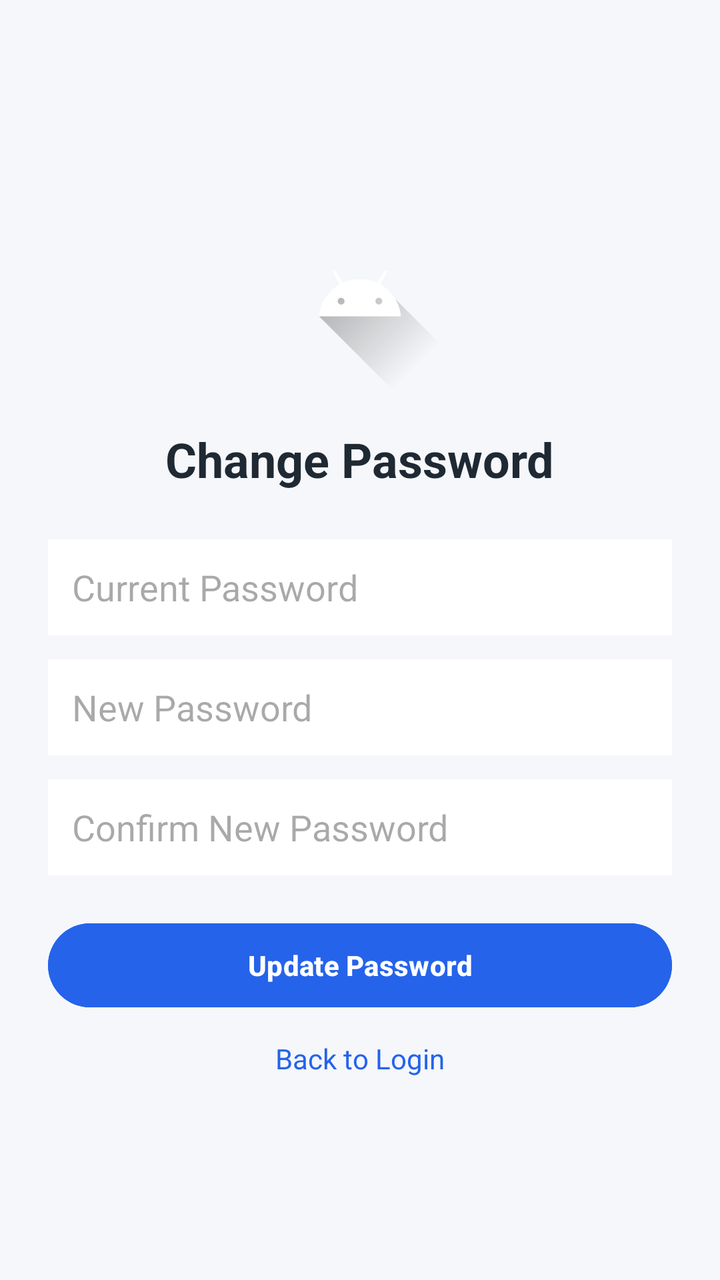
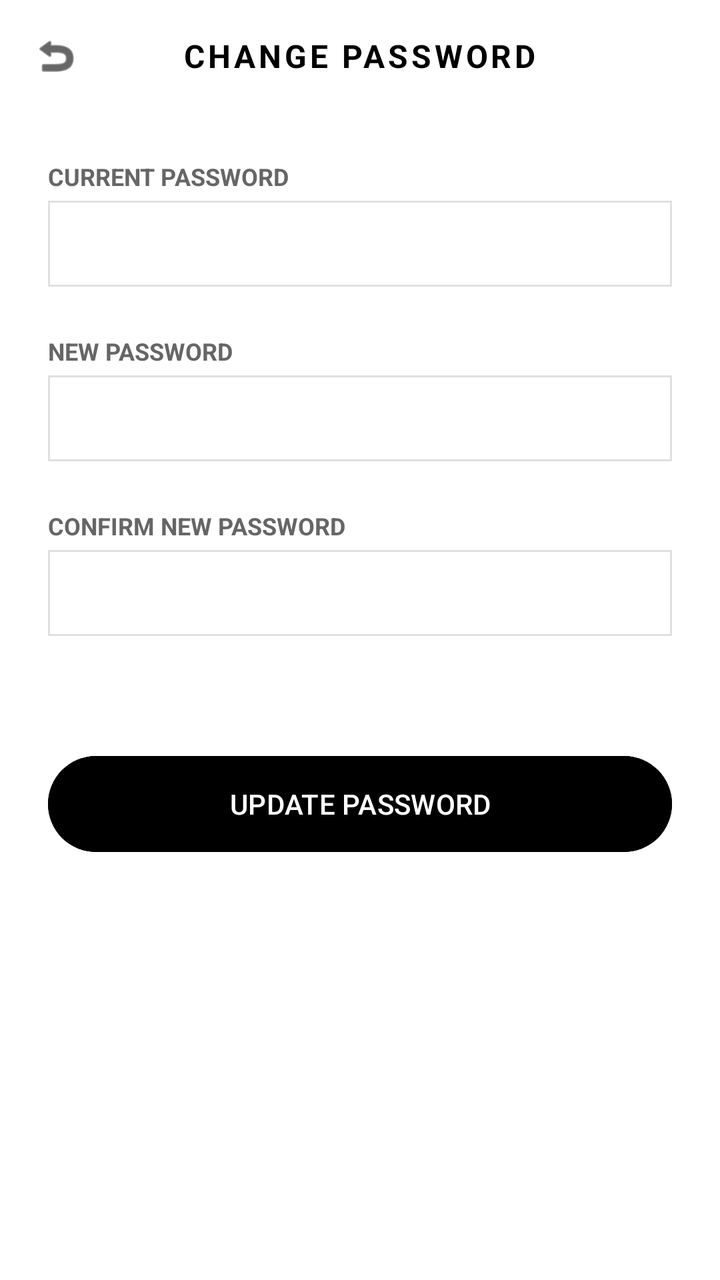

An Android layout rendered at two revisions. The XML below is the earlier revision; the diff shows what the commit changed to produce the second picture.
<!-- AndroidManifest.xml: application theme Theme.ZaloraApp -->
<!-- res/layout/activity_change_password.xml -->
<?xml version="1.0" encoding="utf-8"?>
<LinearLayout xmlns:android="http://schemas.android.com/apk/res/android"
    android:id="@+id/main"
    android:layout_width="match_parent"
    android:layout_height="match_parent"
    android:orientation="vertical"
    android:gravity="center"
    android:padding="24dp"
    android:background="#F5F7FA">

    <ImageView
        android:layout_width="96dp"
        android:layout_height="96dp"
        android:src="@drawable/ic_launcher_foreground"
        android:contentDescription="App Logo"
        android:layout_marginBottom="16dp"
        android:scaleType="centerInside"/>

    <TextView
        android:layout_width="wrap_content"
        android:layout_height="wrap_content"
        android:text="Change Password"
        android:textSize="24sp"
        android:textStyle="bold"
        android:textColor="#1F2933"
        android:layout_marginBottom="24dp"/>

    <EditText
        android:id="@+id/etCurrentPassword"
        android:layout_width="match_parent"
        android:layout_height="48dp"
        android:hint="Current Password"
        android:inputType="textPassword"
        android:background="#FFFFFF"
        android:padding="12dp"
        android:textColor="#111111"
        android:layout_marginBottom="12dp"/>

    <EditText
        android:id="@+id/etNewPassword"
        android:layout_width="match_parent"
        android:layout_height="48dp"
        android:hint="New Password"
        android:inputType="textPassword"
        android:background="#FFFFFF"
        android:padding="12dp"
        android:textColor="#111111"
        android:layout_marginBottom="12dp"/>

    <EditText
        android:id="@+id/etConfirmPassword"
        android:layout_width="match_parent"
        android:layout_height="48dp"
        android:hint="Confirm New Password"
        android:inputType="textPassword"
        android:background="#FFFFFF"
        android:padding="12dp"
        android:textColor="#111111"
        android:layout_marginBottom="20dp"/>

    <Button
        android:id="@+id/btnUpdatePassword"
        android:layout_width="match_parent"
        android:layout_height="50dp"
        android:text="Update Password"
        android:textAllCaps="false"
        android:textColor="#FFFFFF"
        android:textStyle="bold"
        android:backgroundTint="#2563EB"
        android:layout_marginBottom="12dp"/>

    <TextView
        android:id="@+id/tvBackToLogin"
        android:layout_width="wrap_content"
        android:layout_height="wrap_content"
        android:text="Back to Login"
        android:textSize="14sp"
        android:textColor="#2563EB"/>

</LinearLayout>
<!-- resources referenced by this layout -->
<resources>
  <!-- drawable ic_launcher_foreground (drawable) -->
  <vector xmlns:android="http://schemas.android.com/apk/res/android"
      xmlns:aapt="http://schemas.android.com/aapt"
      android:width="108dp"
      android:height="108dp"
      android:viewportWidth="108"
      android:viewportHeight="108">
      <path android:pathData="M31,63.928c0,0 6.4,-11 12.1,-13.1c7.2,-2.6 26,-1.4 26,-1.4l38.1,38.1L107,108.928l-32,-1L31,63.928z">
          <aapt:attr name="android:fillColor">
              <gradient
                  android:endX="85.84757"
                  android:endY="92.4963"
                  android:startX="42.9492"
                  android:startY="49.59793"
                  android:type="linear">
                  <item
                      android:color="#44000000"
                      android:offset="0.0" />
                  <item
                      android:color="#00000000"
                      android:offset="1.0" />
              </gradient>
          </aapt:attr>
      </path>
      <path
          android:fillColor="#FFFFFF"
          android:fillType="nonZero"
          android:pathData="M65.3,45.828l3.8,-6.6c0.2,-0.4 0.1,-0.9 -0.3,-1.1c-0.4,-0.2 -0.9,-0.1 -1.1,0.3l-3.9,6.7c-6.3,-2.8 -13.4,-2.8 -19.7,0l-3.9,-6.7c-0.2,-0.4 -0.7,-0.5 -1.1,-0.3C38.8,38.328 38.7,38.828 38.9,39.228l3.8,6.6C36.2,49.428 31.7,56.028 31,63.928h46C76.3,56.028 71.8,49.428 65.3,45.828zM43.4,57.328c-0.8,0 -1.5,-0.5 -1.8,-1.2c-0.3,-0.7 -0.1,-1.5 0.4,-2.1c0.5,-0.5 1.4,-0.7 2.1,-0.4c0.7,0.3 1.2,1 1.2,1.8C45.3,56.528 44.5,57.328 43.4,57.328L43.4,57.328zM64.6,57.328c-0.8,0 -1.5,-0.5 -1.8,-1.2s-0.1,-1.5 0.4,-2.1c0.5,-0.5 1.4,-0.7 2.1,-0.4c0.7,0.3 1.2,1 1.2,1.8C66.5,56.528 65.6,57.328 64.6,57.328L64.6,57.328z"
          android:strokeWidth="1"
          android:strokeColor="#00000000" />
  </vector>
  <style name="Theme.ZaloraApp" parent="Base.Theme.ZaloraApp" />
  <style name="Base.Theme.ZaloraApp" parent="Theme.Material3.DayNight.NoActionBar">
          
          
      </style>
</resources>

<!-- the commit's change to res/layout/activity_change_password.xml (unified diff, before → after) -->
@@ -1,80 +1,112 @@
 <?xml version="1.0" encoding="utf-8"?>
 <LinearLayout xmlns:android="http://schemas.android.com/apk/res/android"
-    android:id="@+id/main"
     android:layout_width="match_parent"
     android:layout_height="match_parent"
     android:orientation="vertical"
-    android:gravity="center"
-    android:padding="24dp"
-    android:background="#F5F7FA">
+    android:background="#FFFFFF">
 
-    <ImageView
-        android:layout_width="96dp"
-        android:layout_height="96dp"
-        android:src="@drawable/ic_launcher_foreground"
-        android:contentDescription="App Logo"
-        android:layout_marginBottom="16dp"
-        android:scaleType="centerInside"/>
+    
+    <RelativeLayout
+        android:layout_width="match_parent"
+        android:layout_height="56dp"
+        android:paddingHorizontal="16dp">
 
-    <TextView
-        android:layout_width="wrap_content"
-        android:layout_height="wrap_content"
-        android:text="Change Password"
-        android:textSize="24sp"
-        android:textStyle="bold"
-        android:textColor="#1F2933"
-        android:layout_marginBottom="24dp"/>
+        <ImageView
+            android:id="@+id/btnBack"
+            android:layout_width="24dp"
+            android:layout_height="24dp"
+            android:layout_centerVertical="true"
+            android:src="@android:drawable/ic_menu_revert"
+            android:tint="#000000" />
 
-    <EditText
-        android:id="@+id/etCurrentPassword"
+        <TextView
+            android:layout_width="wrap_content"
+            android:layout_height="wrap_content"
+            android:layout_centerInParent="true"
+            android:text="CHANGE PASSWORD"
+            android:textColor="#000000"
+            android:textSize="16sp"
+            android:textStyle="bold"
+            android:letterSpacing="0.1" />
+    </RelativeLayout>
+
+    <ScrollView
         android:layout_width="match_parent"
-        android:layout_height="48dp"
-        android:hint="Current Password"
-        android:inputType="textPassword"
-        android:background="#FFFFFF"
-        android:padding="12dp"
-        android:textColor="#111111"
-        android:layout_marginBottom="12dp"/>
+        android:layout_height="0dp"
+        android:layout_weight="1">
 
-    <EditText
-        android:id="@+id/etNewPassword"
-        android:layout_width="match_parent"
-        android:layout_height="48dp"
-        android:hint="New Password"
-        android:inputType="textPassword"
-        android:background="#FFFFFF"
-        android:padding="12dp"
-        android:textColor="#111111"
-        android:layout_marginBottom="12dp"/>
+        <LinearLayout
+            android:layout_width="match_parent"
+            android:layout_height="wrap_content"
+            android:orientation="vertical"
+            android:padding="24dp">
 
-    <EditText
-        android:id="@+id/etConfirmPassword"
-        android:layout_width="match_parent"
-        android:layout_height="48dp"
-        android:hint="Confirm New Password"
-        android:inputType="textPassword"
-        android:background="#FFFFFF"
-        android:padding="12dp"
-        android:textColor="#111111"
-        android:layout_marginBottom="20dp"/>
+            <TextView
+                android:layout_width="match_parent"
+                android:layout_height="wrap_content"
+                android:text="CURRENT PASSWORD"
+                android:textColor="#666666"
+                android:textSize="12sp"
+                android:textStyle="bold" />
 
-    <Button
-        android:id="@+id/btnUpdatePassword"
-        android:layout_width="match_parent"
-        android:layout_height="50dp"
-        android:text="Update Password"
-        android:textAllCaps="false"
-        android:textColor="#FFFFFF"
-        android:textStyle="bold"
-        android:backgroundTint="#2563EB"
-        android:layout_marginBottom="12dp"/>
+            <EditText
+                android:id="@+id/etCurrentPassword"
+                android:layout_width="match_parent"
+                android:layout_height="wrap_content"
+                android:background="@drawable/edittext_border"
+                android:padding="12dp"
+                android:layout_marginTop="4dp"
+                android:layout_marginBottom="24dp"
+                android:textSize="14sp"
+                android:inputType="textPassword" />
 
-    <TextView
-        android:id="@+id/tvBackToLogin"
-        android:layout_width="wrap_content"
-        android:layout_height="wrap_content"
-        android:text="Back to Login"
-        android:textSize="14sp"
-        android:textColor="#2563EB"/>
+            <TextView
+                android:layout_width="match_parent"
+                android:layout_height="wrap_content"
+                android:text="NEW PASSWORD"
+                android:textColor="#666666"
+                android:textSize="12sp"
+                android:textStyle="bold" />
 
+            <EditText
+                android:id="@+id/etNewPassword"
+                android:layout_width="match_parent"
+                android:layout_height="wrap_content"
+                android:background="@drawable/edittext_border"
+                android:padding="12dp"
+                android:layout_marginTop="4dp"
+                android:layout_marginBottom="24dp"
+                android:textSize="14sp"
+                android:inputType="textPassword" />
+
+            <TextView
+                android:layout_width="match_parent"
+                android:layout_height="wrap_content"
+                android:text="CONFIRM NEW PASSWORD"
+                android:textColor="#666666"
+                android:textSize="12sp"
+                android:textStyle="bold" />
+
+            <EditText
+                android:id="@+id/etConfirmPassword"
+                android:layout_width="match_parent"
+                android:layout_height="wrap_content"
+                android:background="@drawable/edittext_border"
+                android:padding="12dp"
+                android:layout_marginTop="4dp"
+                android:layout_marginBottom="24dp"
+                android:textSize="14sp"
+                android:inputType="textPassword" />
+
+            <Button
+                android:id="@+id/btnUpdate"
+                android:layout_width="match_parent"
+                android:layout_height="56dp"
+                android:layout_marginTop="32dp"
+                android:backgroundTint="#000000"
+                android:text="UPDATE PASSWORD"
+                android:textColor="#FFFFFF" />
+
+        </LinearLayout>
+    </ScrollView>
 </LinearLayout>
<!-- resource entries referenced after the edit -->
@@ -1,36 +1,15 @@
 <!-- resources referenced by this layout -->
 <resources>
-  <!-- drawable ic_launcher_foreground (drawable) -->
-  <vector xmlns:android="http://schemas.android.com/apk/res/android"
-      xmlns:aapt="http://schemas.android.com/aapt"
-      android:width="108dp"
-      android:height="108dp"
-      android:viewportWidth="108"
-      android:viewportHeight="108">
-      <path android:pathData="M31,63.928c0,0 6.4,-11 12.1,-13.1c7.2,-2.6 26,-1.4 26,-1.4l38.1,38.1L107,108.928l-32,-1L31,63.928z">
-          <aapt:attr name="android:fillColor">
-              <gradient
-                  android:endX="85.84757"
-                  android:endY="92.4963"
-                  android:startX="42.9492"
-                  android:startY="49.59793"
-                  android:type="linear">
-                  <item
-                      android:color="#44000000"
-                      android:offset="0.0" />
-                  <item
-                      android:color="#00000000"
-                      android:offset="1.0" />
-              </gradient>
-          </aapt:attr>
-      </path>
-      <path
-          android:fillColor="#FFFFFF"
-          android:fillType="nonZero"
-          android:pathData="M65.3,45.828l3.8,-6.6c0.2,-0.4 0.1,-0.9 -0.3,-1.1c-0.4,-0.2 -0.9,-0.1 -1.1,0.3l-3.9,6.7c-6.3,-2.8 -13.4,-2.8 -19.7,0l-3.9,-6.7c-0.2,-0.4 -0.7,-0.5 -1.1,-0.3C38.8,38.328 38.7,38.828 38.9,39.228l3.8,6.6C36.2,49.428 31.7,56.028 31,63.928h46C76.3,56.028 71.8,49.428 65.3,45.828zM43.4,57.328c-0.8,0 -1.5,-0.5 -1.8,-1.2c-0.3,-0.7 -0.1,-1.5 0.4,-2.1c0.5,-0.5 1.4,-0.7 2.1,-0.4c0.7,0.3 1.2,1 1.2,1.8C45.3,56.528 44.5,57.328 43.4,57.328L43.4,57.328zM64.6,57.328c-0.8,0 -1.5,-0.5 -1.8,-1.2s-0.1,-1.5 0.4,-2.1c0.5,-0.5 1.4,-0.7 2.1,-0.4c0.7,0.3 1.2,1 1.2,1.8C66.5,56.528 65.6,57.328 64.6,57.328L64.6,57.328z"
-          android:strokeWidth="1"
-          android:strokeColor="#00000000" />
-  </vector>
+  <!-- drawable edittext_border (drawable) -->
+  <?xml version="1.0" encoding="utf-8"?>
+  <shape xmlns:android="http://schemas.android.com/apk/res/android"
+      android:shape="rectangle">
+      <solid android:color="#FFFFFF" />
+      <stroke
+          android:width="1dp"
+          android:color="#E0E0E0" />
+      <corners android:radius="0dp" />
+  </shape>
   <style name="Theme.ZaloraApp" parent="Base.Theme.ZaloraApp" />
   <style name="Base.Theme.ZaloraApp" parent="Theme.Material3.DayNight.NoActionBar">
           
